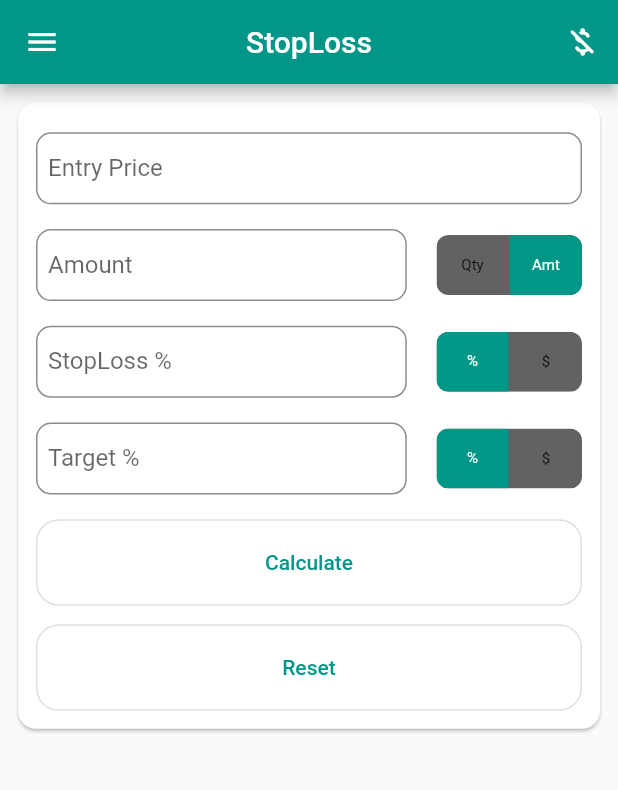
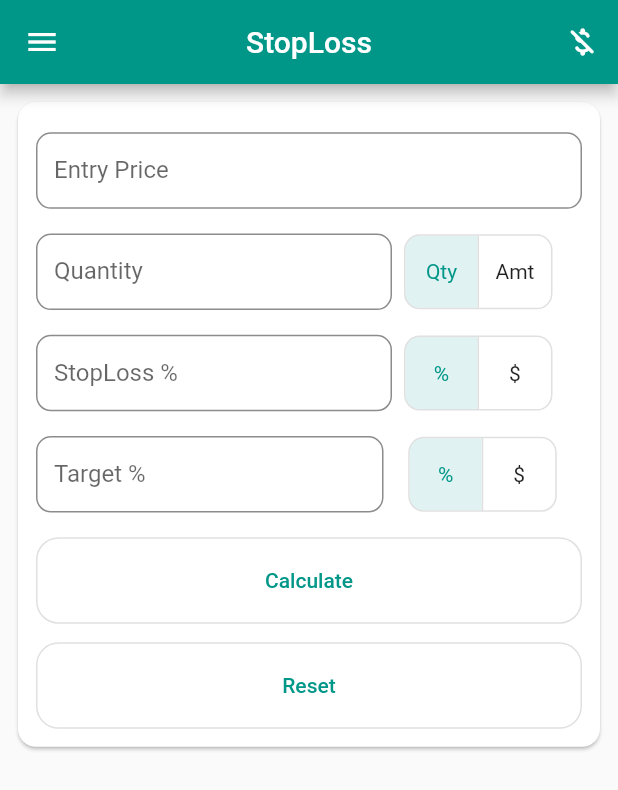
Before and after one commit to sandip1805/stop_loss, a Flutter app: the screen it shows after launch, after a tap on "Qty", on a phone screen of 412 x 824 dp. Shown: the top 790 px of the screen. Run offline on Flutter 3.47's test engine with Material 2 defaults, Android fonts, the phone set to English and light mode, and no system bars; drawn by our look-alikes of toggle_switch.

Commit message:
Code updated with UI Changes with Expanded

```diff
--- /dev/null
+++ b/lib/components/custom_toggle_button.dart
@@ -0,0 +1,23 @@
+import 'package:flutter/material.dart';
+
+class CustomToggleButton extends StatelessWidget {
+  final List<Map<String, dynamic>> data;
+  final Function onPressed;
+
+  const CustomToggleButton({Key key, this.data, this.onPressed})
+      : super(key: key);
+
+  @override
+  Widget build(BuildContext context) {
+    return ToggleButtons(
+      borderRadius: BorderRadius.all(Radius.circular(10.0)),
+      onPressed: onPressed,
+      isSelected: data.map((x) => x['isSelected'] as bool).toList(),
+      children: data
+          .map(
+            (x) => x['widget'] as Widget,
+          )
+          .toList(),
+    );
+  }
+}
--- a/lib/components/display_label.dart
+++ b/lib/components/display_label.dart
@@ -1,8 +1,6 @@
-
 import 'package:flutter/material.dart';
 
 class DisplayLabel extends StatelessWidget {
-
   final String keyText;
   final String valueText;
 
@@ -16,7 +14,7 @@ class DisplayLabel extends StatelessWidget {
         Text(
           keyText,
           style: TextStyle(
-            fontSize: 18,
+            fontSize: 14,
             fontWeight: FontWeight.w500,
             color: Colors.black54,
           ),
@@ -24,7 +22,7 @@ class DisplayLabel extends StatelessWidget {
         Text(
           valueText,
           style: TextStyle(
-            fontSize: 20,
+            fontSize: 16,
             fontWeight: FontWeight.bold,
           ),
         ),
--- a/lib/components/text_field.dart
+++ b/lib/components/text_field.dart
@@ -5,15 +5,9 @@ class CustomTextField extends StatelessWidget {
   final Function validator;
   final String hintText;
   final String labelText;
-  final String initialValue;
 
   const CustomTextField(
-      {Key key,
-      this.onChanged,
-      this.hintText,
-      this.initialValue = '',
-      this.validator,
-      this.labelText})
+      {Key key, this.onChanged, this.hintText, this.validator, this.labelText})
       : super(key: key);
 
   @override
@@ -22,14 +16,13 @@ class CustomTextField extends StatelessWidget {
       onChanged: onChanged,
       validator: validator,
       keyboardType: TextInputType.number,
-      initialValue: initialValue,
       decoration: InputDecoration(
-        contentPadding: const EdgeInsets.all(8.0),
+        isDense: true,
         hintText: hintText,
         labelText: labelText,
         hintStyle: TextStyle(
-          fontSize: 14,
-          fontWeight: FontWeight.bold,
+          fontSize: 12,
+          fontWeight: FontWeight.w500,
         ),
         focusedBorder: OutlineInputBorder(
           borderRadius: BorderRadius.all(Radius.circular(10.0)),
--- a/lib/main.dart
+++ b/lib/main.dart
@@ -1,5 +1,6 @@
 import 'package:flutter/material.dart';
 import 'package:stop_loss/components/custom_outlined_button.dart';
+import 'package:stop_loss/components/custom_toggle_button.dart';
 import 'package:stop_loss/components/result_box.dart';
 import 'package:stop_loss/components/text_field.dart';
 import 'package:stop_loss/config/size_config.dart';
@@ -47,6 +48,20 @@ class _MyHomePageState extends State<MyHomePage> {
   double quantity = 0;
   double totalProfit = 0, totalLoss = 0;
   final _formKey = GlobalKey<FormState>();
+  var qtyAmtData = [
+    {'widget': Text('Qty'), 'isSelected': true},
+    {'widget': Text('Amt'), 'isSelected': false}
+  ];
+
+  var stopLossPercentageAmountData = [
+    {'widget': Text('%'), 'isSelected': true},
+    {'widget': Text('\$'), 'isSelected': false}
+  ];
+
+  var targetPercentageAmountData = [
+    {'widget': Text('%'), 'isSelected': true},
+    {'widget': Text('\$'), 'isSelected': false}
+  ];
 
   reset() {
     setState(() {
@@ -144,6 +159,7 @@ class _MyHomePageState extends State<MyHomePage> {
                   child: Form(
                     key: _formKey,
                     child: Column(
+                      crossAxisAlignment: CrossAxisAlignment.stretch,
                       children: [
                         SizedBox(
                           height: SizeConfig.safeBlockVertical * 1,
@@ -168,9 +184,10 @@ class _MyHomePageState extends State<MyHomePage> {
                         ),
                         Row(
                           mainAxisAlignment: MainAxisAlignment.spaceBetween,
+                          crossAxisAlignment: CrossAxisAlignment.center,
                           children: [
-                            Container(
-                              width: SizeConfig.safeBlockHorizontal * 60,
+                            Expanded(
+                              flex: 2,
                               child: CustomTextField(
                                 onChanged: (value) {
                                   setState(
@@ -198,19 +215,23 @@ class _MyHomePageState extends State<MyHomePage> {
                                 },
                               ),
                             ),
-                            SizedBox(
-                              width: SizeConfig.safeBlockHorizontal * 4,
-                            ),
-                            ToggleSwitch(
-                              initialLabelIndex: isQuantity ? 0 : 1,
-                              labels: ['Qty', 'Amt'],
-                              fontSize: 10,
-                              minWidth: 48,
-                              onToggle: (index) {
+                            SizedBox(width: 8),
+                            Expanded(
+                              child: CustomToggleButton(
+                                data: qtyAmtData,
+                                onPressed: (index) {
                                   setState(() {
-                                  isQuantity = !isQuantity;
+                                    qtyAmtData.asMap().forEach((i, x) {
+                                      if (i == index) {
+                                        x['isSelected'] = true;
+                                      } else {
+                                        x['isSelected'] = false;
+                                      }
+                                    });
+                                    isQuantity = index == 0 ? true : false;
                                   });
                                 },
+                              ),
                             ),
                           ],
                         ),
@@ -220,8 +241,8 @@ class _MyHomePageState extends State<MyHomePage> {
                         Row(
                           mainAxisAlignment: MainAxisAlignment.spaceBetween,
                           children: [
-                            Container(
-                              width: SizeConfig.safeBlockHorizontal * 60,
+                            Expanded(
+                              flex: 2,
                               child: CustomTextField(
                                 onChanged: (value) {
                                   setState(() {
@@ -247,18 +268,27 @@ class _MyHomePageState extends State<MyHomePage> {
                               ),
                             ),
                             SizedBox(
-                              width: SizeConfig.safeBlockHorizontal * 4,
+                              width: 8,
                             ),
-                            ToggleSwitch(
-                              initialLabelIndex: isStopLossPercentage ? 0 : 1,
-                              labels: ['%', '\$'],
-                              fontSize: 10,
-                              minWidth: 48,
-                              onToggle: (index) {
+                            Expanded(
+                              child: CustomToggleButton(
+                                data: stopLossPercentageAmountData,
+                                onPressed: (index) {
                                   setState(() {
-                                  isStopLossPercentage = !isStopLossPercentage;
+                                    stopLossPercentageAmountData
+                                        .asMap()
+                                        .forEach((i, x) {
+                                      if (i == index) {
+                                        x['isSelected'] = true;
+                                      } else {
+                                        x['isSelected'] = false;
+                                      }
+                                    });
+                                    isStopLossPercentage =
+                                        index == 0 ? true : false;
                                   });
                                 },
+                              ),
                             ),
                           ],
                         ),
@@ -268,8 +298,8 @@ class _MyHomePageState extends State<MyHomePage> {
                         Row(
                           mainAxisAlignment: MainAxisAlignment.spaceBetween,
                           children: [
-                            Container(
-                              width: SizeConfig.safeBlockHorizontal * 60,
+                            Expanded(
+                              flex: 2,
                               child: CustomTextField(
                                 onChanged: (value) {
                                   setState(() {
@@ -297,16 +327,25 @@ class _MyHomePageState extends State<MyHomePage> {
                             SizedBox(
                               width: SizeConfig.safeBlockHorizontal * 4,
                             ),
-                            ToggleSwitch(
-                              initialLabelIndex: isTargetPercentage ? 0 : 1,
-                              labels: ['%', '\$'],
-                              fontSize: 10,
-                              minWidth: 48,
-                              onToggle: (index) {
+                            Expanded(
+                              child: CustomToggleButton(
+                                data: targetPercentageAmountData,
+                                onPressed: (index) {
                                   setState(() {
-                                  isTargetPercentage = !isTargetPercentage;
+                                    targetPercentageAmountData
+                                        .asMap()
+                                        .forEach((i, x) {
+                                      if (i == index) {
+                                        x['isSelected'] = true;
+                                      } else {
+                                        x['isSelected'] = false;
+                                      }
+                                    });
+                                    isStopLossPercentage =
+                                        index == 0 ? true : false;
                                   });
                                 },
+                              ),
                             ),
                           ],
                         ),
@@ -345,6 +384,9 @@ class _MyHomePageState extends State<MyHomePage> {
                     ),
                   )
                 : Container(),
+            SizedBox(
+              height: 10,
+            ),
           ],
         ),
       ),
--- a/pubspec.yaml
+++ b/pubspec.yaml
@@ -15,7 +15,7 @@ publish_to: 'none' # Remove this line if you wish to publish to pub.dev
 # In iOS, build-name is used as CFBundleShortVersionString while build-number used as CFBundleVersion.
 # Read more about iOS versioning at
 # https://developer.apple.com/library/archive/documentation/General/Reference/InfoPlistKeyReference/Articles/CoreFoundationKeys.html
-version: 1.2.0+3
+version: 1.3.0+4
 
 environment:
   sdk: ">=2.7.0 <3.0.0"
```
Lines whose indentation alone changed are shown as unchanged.
